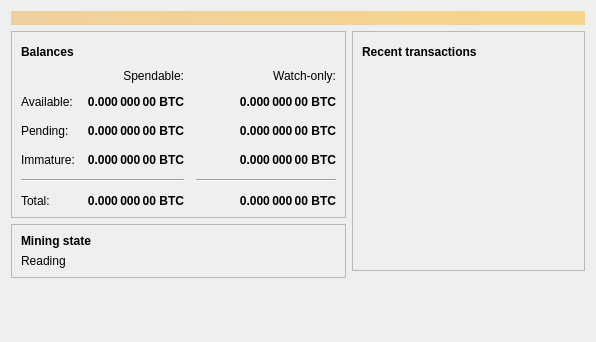
This is src/qt/forms/overviewpage.ui in Profitbz/EdinarcoinFork as Qt 5 draws it before an edit. The edited form follows.
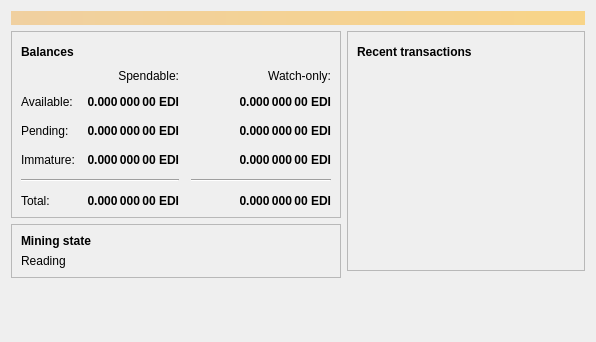
This is the edited form. Icons and pictures are not drawn.

```diff
--- a/src/qt/forms/overviewpage.ui
+++ b/src/qt/forms/overviewpage.ui
@@ -129,7 +129,7 @@
                <string>Unconfirmed transactions to watch-only addresses</string>
               </property>
               <property name="text">
-               <string notr="true">0.000 000 00 BTC</string>
+               <string notr="true">0.000 000 00 EDI</string>
               </property>
               <property name="alignment">
                <set>Qt::AlignRight|Qt::AlignTrailing|Qt::AlignVCenter</set>
@@ -154,7 +154,7 @@
                <string>Total of transactions that have yet to be confirmed, and do not yet count toward the spendable balance</string>
               </property>
               <property name="text">
-               <string notr="true">0.000 000 00 BTC</string>
+               <string notr="true">0.000 000 00 EDI</string>
               </property>
               <property name="alignment">
                <set>Qt::AlignRight|Qt::AlignTrailing|Qt::AlignVCenter</set>
@@ -179,7 +179,7 @@
                <string>Mined balance in watch-only addresses that has not yet matured</string>
               </property>
               <property name="text">
-               <string notr="true">0.000 000 00 BTC</string>
+               <string notr="true">0.000 000 00 EDI</string>
               </property>
               <property name="alignment">
                <set>Qt::AlignRight|Qt::AlignTrailing|Qt::AlignVCenter</set>
@@ -237,7 +237,7 @@
                <string>Mined balance that has not yet matured</string>
               </property>
               <property name="text">
-               <string notr="true">0.000 000 00 BTC</string>
+               <string notr="true">0.000 000 00 EDI</string>
               </property>
               <property name="alignment">
                <set>Qt::AlignRight|Qt::AlignTrailing|Qt::AlignVCenter</set>
@@ -282,7 +282,7 @@
                <string>Your current total balance</string>
               </property>
               <property name="text">
-               <string notr="true">0.000 000 00 BTC</string>
+               <string notr="true">0.000 000 00 EDI</string>
               </property>
               <property name="alignment">
                <set>Qt::AlignRight|Qt::AlignTrailing|Qt::AlignVCenter</set>
@@ -307,7 +307,7 @@
                <string>Current total balance in watch-only addresses</string>
               </property>
               <property name="text">
-               <string notr="true">0.000 000 00 BTC</string>
+               <string notr="true">0.000 000 00 EDI</string>
               </property>
               <property name="alignment">
                <set>Qt::AlignRight|Qt::AlignTrailing|Qt::AlignVCenter</set>
@@ -349,7 +349,7 @@
                <string>Your current spendable balance</string>
               </property>
               <property name="text">
-               <string notr="true">0.000 000 00 BTC</string>
+               <string notr="true">0.000 000 00 EDI</string>
               </property>
               <property name="alignment">
                <set>Qt::AlignRight|Qt::AlignTrailing|Qt::AlignVCenter</set>
@@ -374,7 +374,7 @@
                <string>Your current balance in watch-only addresses</string>
               </property>
               <property name="text">
-               <string notr="true">0.000 000 00 BTC</string>
+               <string notr="true">0.000 000 00 EDI</string>
               </property>
               <property name="alignment">
                <set>Qt::AlignRight|Qt::AlignTrailing|Qt::AlignVCenter</set>
```
